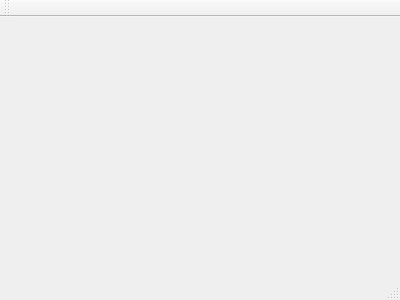
The window that mainwindow.ui (alkyl1978/QTreader) describes before a commit, drawn with Qt 5.
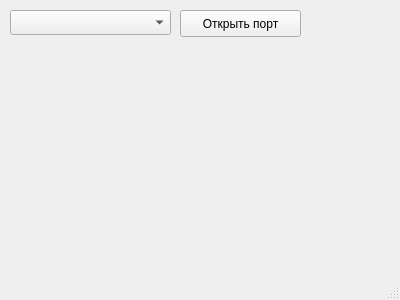
The same window after the commit.

Diff of the .ui file:
```diff
--- a/mainwindow.ui
+++ b/mainwindow.ui
@@ -12,13 +12,34 @@
   <property name="windowTitle" >
    <string>MainWindow</string>
   </property>
-  <widget class="QMenuBar" name="menuBar" />
-  <widget class="QToolBar" name="mainToolBar" />
-  <widget class="QWidget" name="centralWidget" />
-  <widget class="QStatusBar" name="statusBar" />
+  <widget class="QWidget" name="centralWidget">
+   <widget class="QPushButton" name="pushButton">
+    <property name="geometry">
+     <rect>
+      <x>180</x>
+      <y>10</y>
+      <width>121</width>
+      <height>27</height>
+     </rect>
+    </property>
+    <property name="text">
+     <string>Открыть порт</string>
+    </property>
+   </widget>
+   <widget class="QComboBox" name="comboBox">
+    <property name="geometry">
+     <rect>
+      <x>10</x>
+      <y>10</y>
+      <width>161</width>
+      <height>25</height>
+     </rect>
+    </property>
+   </widget>
+  </widget>
+  <widget class="QStatusBar" name="statusBar"/>
  </widget>
- <layoutDefault spacing="6" margin="11" />
- <pixmapfunction></pixmapfunction>
+ <layoutdefault spacing="6" margin="11"/>
  <resources/>
  <connections/>
 </ui>
```
Left out of the diff: 7 changed lines with no effect on the pictures.
